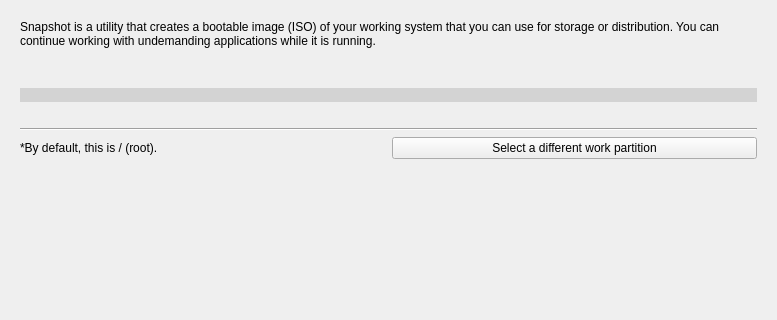
This is mxsnapshot.ui in AdrianTM/mx-snapshot-old as Qt 5 draws it before an edit; both pictures show x 0 to 777 and y 0 to 320 of the 777 by 467 pixel window. The edited form follows.
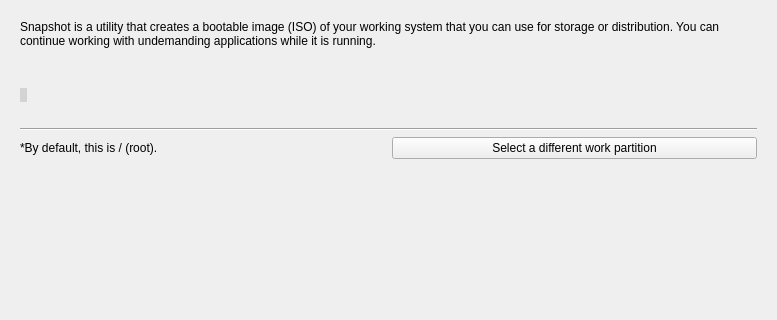
This is the edited form. Icons and pictures are not drawn.

The edit to the form file:
```diff
--- a/mxsnapshot.ui
+++ b/mxsnapshot.ui
@@ -63,6 +63,12 @@
        </item>
        <item row="2" column="0" colspan="2">
         <widget class="QLabel" name="labelDiskSpace">
+         <property name="sizePolicy">
+          <sizepolicy hsizetype="Maximum" vsizetype="Preferred">
+           <horstretch>0</horstretch>
+           <verstretch>0</verstretch>
+          </sizepolicy>
+         </property>
          <property name="autoFillBackground">
           <bool>false</bool>
          </property>
```
